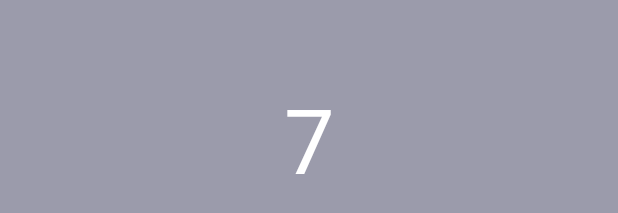
After one commit to lixanfajardo/MyTrainingRepo, an Android app: the layout left_box.xml on its own in the app's theme, with its tools: preview values and no code run, on a phone screen of 412 x 824 dp. The commit adds this screen. Shown: the part 479-692 px from the top of the screen. Run offline under Robolectric (Android 15) with nearby library versions, the phone set to English and light mode, and no system bars.

Commit message:
created some classes and layouts for compound views

```diff
--- /dev/null
+++ b/CompounComponentTraining/app/src/main/res/layout/left_box.xml
@@ -0,0 +1,19 @@
+<?xml version="1.0" encoding="utf-8"?>
+<LinearLayout xmlns:android="http://schemas.android.com/apk/res/android"
+    android:orientation="vertical" android:layout_width="match_parent"
+    android:layout_height="match_parent">
+
+
+        <TextView
+            android:id="@+id/stationLabel"
+            android:layout_width="match_parent"
+            android:layout_height="match_parent"
+            android:background="#9B9BAB"
+            android:gravity="center"
+            android:paddingLeft="15dp"
+            android:paddingRight="15dp"
+            android:text="7"
+            android:textColor="#FFFFFF"
+            android:textSize="60sp" />
+
+</LinearLayout>
```
Also changed, not shown: CompounComponentTraining/app/src/main/java/com/example/leaksun/compoundcomponentstraining/BoxController.java (added, +58 -0 lines), CompounComponentTraining/app/src/main/java/com/example/leaksun/compoundcomponentstraining/MainActivity.java (+16 -0 lines), CompounComponentTraining/app/src/main/res/layout/activity_main.xml (+16 -11 lines), CompounComponentTraining/app/src/main/res/layout/left_right_box_container.xml (added, +25 -0 lines), CompounComponentTraining/app/src/main/res/layout/right_box.xml (added, +10 -0 lines).
